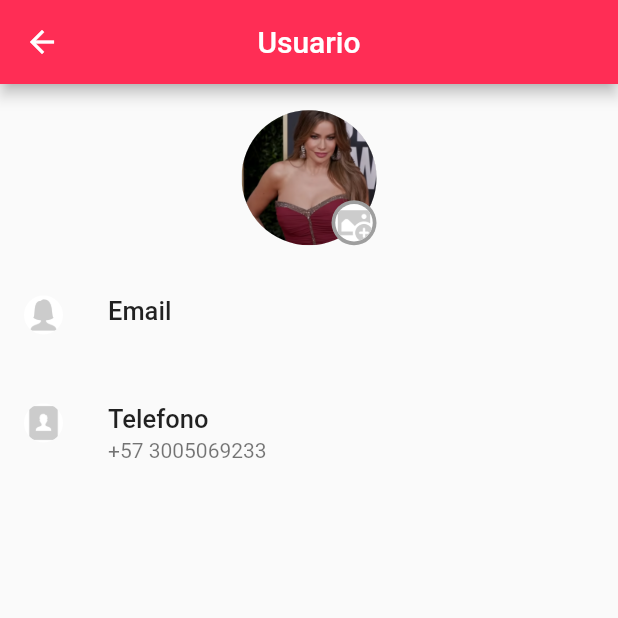
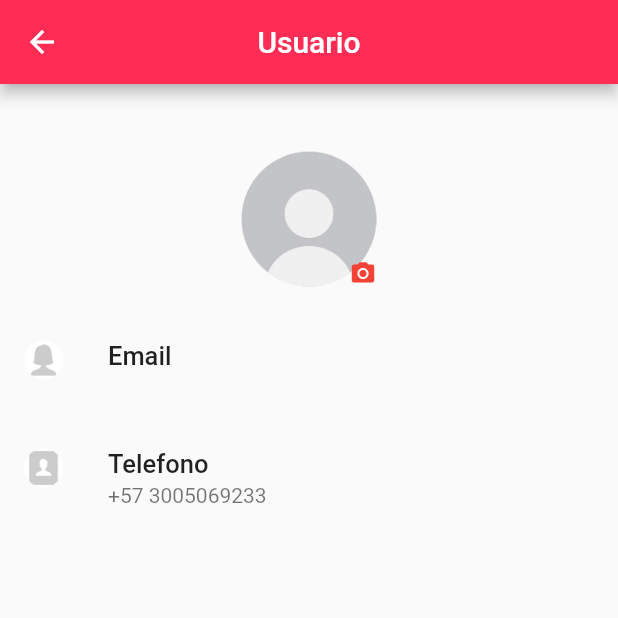
Before and after one commit to DaniloJ0/Help.me, a Flutter app: the MenuPage screen opened directly, after a tap on "Usuario", on a phone screen of 412 x 824 dp, the top half of it. Run offline on Flutter 3.47's test engine with Material 2 defaults, Android fonts, the phone set to English and light mode, and no system bars; our stand-ins replace faker, firebase_auth, firebase_core, geolocator, get, permission_handler; missing offline and left inert: geocode, telephony; accounts and stored records are empty; Roboto replaces fonts that are missing (Abhaya Libre SemiBold).

Commit message:
feat: add avatars for user profile

```diff
--- a/lib/ui/login_page.dart
+++ b/lib/ui/login_page.dart
@@ -108,7 +108,7 @@ class _SignInPageState extends State<SignInPage> {
                               ScaffoldMessenger.of(context).showSnackBar(
                                   const SnackBar(
                                       content: Text(
-                                          'Acceso exitoso.')));
+                                          'Acceso exitoso.'), duration: Duration(seconds: 1)));
                               Navigator.push(context,
                                   MaterialPageRoute(builder: (context) {
                                 return HomePage(
--- a/lib/ui/menu_page.dart
+++ b/lib/ui/menu_page.dart
@@ -128,7 +128,7 @@ Widget headBar() {
               child: const CircleAvatar(
                   radius: 50,
                   backgroundColor: Colors.white,
-                  backgroundImage: AssetImage('lib/assets/sofia.png')),
+                  backgroundImage: AssetImage('lib/assets/noPhoto.png')),
               decoration: const BoxDecoration(
                 color: Colors.redAccent,
                 shape: BoxShape.circle,
--- a/lib/ui/user_info_page.dart
+++ b/lib/ui/user_info_page.dart
@@ -1,9 +1,15 @@
 import 'package:firebase_auth/firebase_auth.dart';
 import 'package:flutter/material.dart';
-import 'package:get/get.dart';
 import '../widgets/listItems.dart';
 
-class UserInfor extends StatelessWidget {
+class UserInfor extends StatefulWidget {
+  @override
+  State<UserInfor> createState() => _UserInforState();
+}
+
+class _UserInforState extends State<UserInfor> {
+  var selected = 0;
+  AssetImage imagenAvatar = AssetImage("lib/assets/noPhoto.png");
 
   @override
   Widget build(BuildContext context) {
@@ -14,16 +20,40 @@ class UserInfor extends StatelessWidget {
           centerTitle: true,
         ),
         body: Column(children: [
-          Container(
-            height: 125.0,
-            child: headBar(), // Falta el boton de cambiar foto
+          //Circle Avatar
+          Padding(
+            padding: const EdgeInsets.fromLTRB(0, 45.0, 0, 20.0),
+            child: headBar(context),
           ),
+          // Items
           Expanded(
             flex: 4,
             child: ListMenu(context),
           ),
         ]));
   }
+
+  void changeavatar(s, ruta) {
+    selected = s;
+    setState(() {
+      selected = s;
+      imagenAvatar = AssetImage(ruta);
+    });
+  }
+
+  Widget circleAvatar() {
+    return Container(
+        alignment: Alignment.center,
+        width: 90.0,
+        height: 90.0,
+        child: CircleAvatar(
+            radius: 70,
+            backgroundColor: Colors.white,
+            backgroundImage: imagenAvatar),
+        decoration: const BoxDecoration(
+          color: Colors.grey,
+          shape: BoxShape.circle,
+        ));
   }
 
   Widget ListMenu(context) {
@@ -33,7 +63,7 @@ Widget ListMenu(context) {
         ListTile(
           leading: icons('contact'),
           title: textos('Email', 17.0, FontWeight.w500),
-        subtitle: textos(email , 14.0, FontWeight.w400),
+          subtitle: textos(email, 14.0, FontWeight.w400),
           onTap: () => _showAlert(context),
         ),
         ListTile(
@@ -44,7 +74,6 @@ Widget ListMenu(context) {
       ],
     );
   }
-
 
   void _showAlert(BuildContext context) {
     showDialog(
@@ -92,7 +121,7 @@ void _showAlert(BuildContext context) {
         });
   }
 
-Widget headBar() {
+  Widget headBar(_context) {
     return Row(
       mainAxisAlignment: MainAxisAlignment.spaceAround,
       children: [
@@ -100,44 +129,93 @@ Widget headBar() {
             padding: const EdgeInsets.fromLTRB(0, 0, 0, 0),
             child: Stack(
                 alignment: Alignment.bottomRight,
-              children: [circle(), iconChangePhoto()])),
+                children: [circleAvatar(), iconChangePhoto(_context)])),
       ],
     );
   }
 
-Widget iconChangePhoto() {
+  Widget iconChangePhoto(context) {
     return InkWell(
-    onTap: () => () {},
-    child: Container(
-      alignment: Alignment.bottomRight,
-      width: 30.0,
-      height: 30.0,
-      child: const Padding(
-        padding: EdgeInsets.all(2.5),
-        child: CircleAvatar(
-            radius: 60,
-            backgroundColor: Colors.white,
-            backgroundImage: AssetImage('lib/assets/editProfile.png')),
+      onTap: () {
+        showModalBottomSheet(
+          context: context,
+          isScrollControlled: true,
+          backgroundColor: Colors.transparent,
+          builder: (context) => Container(
+            height: MediaQuery.of(context).size.height * 0.22,
+            decoration: BoxDecoration(
+              color: Colors.white,
+              borderRadius: BorderRadius.only(
+                topLeft: const Radius.circular(25.0),
+                topRight: const Radius.circular(25.0),
               ),
-      decoration: const BoxDecoration(
-        color: Colors.grey,
-        shape: BoxShape.circle,
             ),
+            child: Center(
+              child: Column(
+                children: [
+                  Padding(
+                    padding: const EdgeInsets.fromLTRB(0, 15.0, 5.0, 0),
+                    child: avatars(1, 2, 3),
+                  ),
+                  Padding(
+                     padding: const EdgeInsets.fromLTRB(0, 12.0, 0, 0),
+                    child: avatars(4, 5, 6),
+                  ),
+                ],
+              ),
+            ),
+          ),
+        );
+      },
+      child: const Icon(
+        Icons.camera_alt,
+        color: Colors.red,
+        size: 18.0,
       ),
     );
   }
 
-Widget circle() {
-  return Container(
-      alignment: Alignment.center,
-      width: 90.0,
-      height: 90.0,
-      child: const CircleAvatar(
-          radius: 70,
+  Widget avatars(id1, id2, id3) {
+    return Row(
+      mainAxisAlignment: MainAxisAlignment.spaceEvenly,
+      children: <Widget>[
+        CircleAvatar(
+          radius: 30,
           backgroundColor: Colors.white,
-          backgroundImage: AssetImage('lib/assets/sofia.png')),
-      decoration: const BoxDecoration(
-        color: Colors.grey,
-        shape: BoxShape.circle,
+          backgroundImage: AssetImage("lib/assets/u$id1.png"),
+        ),
+        avatarPositioned(id1),
+        CircleAvatar(
+          radius: 30,
+          backgroundColor: Colors.white,
+          backgroundImage: AssetImage("lib/assets/u$id2.png"),
+        ),
+        avatarPositioned(id2),
+        CircleAvatar(
+          radius: 30,
+          backgroundColor: Colors.white,
+          backgroundImage: AssetImage("lib/assets/u$id3.png"),
+        ),
+        avatarPositioned(id3),
+      ],
+    );
+  }
+
+  Widget avatarPositioned(id){
+    return Positioned(
+            bottom: 20,
+            right: 5,
+            child: InkWell(
+              onTap: () {
+                changeavatar(id, "lib/assets/u$id.png");
+              },
+              child: const Icon(
+                Icons.check,
+                color: Colors.red,
+                size: 18.0,
+              ),
             ));
   }
+
+
+}
```
Also changed, not shown: lib/ui/home_page.dart (+12 -17 lines), lib/assets/noPhoto.png (added), lib/assets/u1.png (added), lib/assets/u2.png (added), lib/assets/u3.png (added), lib/assets/u4.png (added), lib/assets/u5.png (added), lib/assets/u6.png (added). Lines whose indentation alone changed are shown as unchanged.
